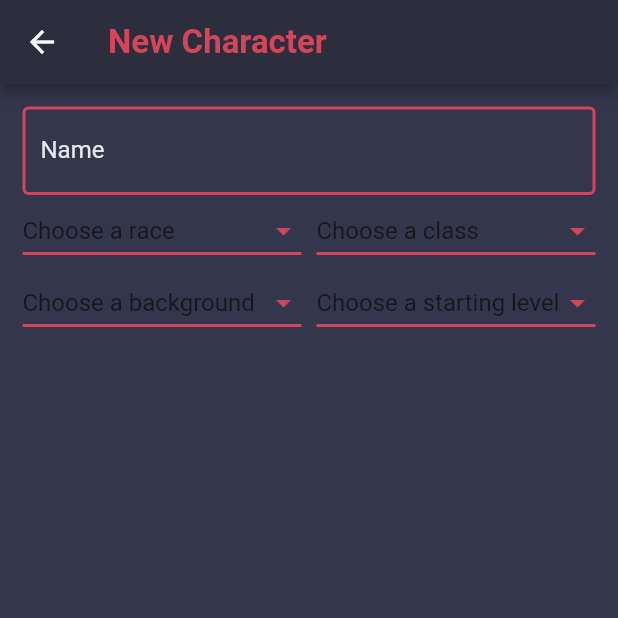
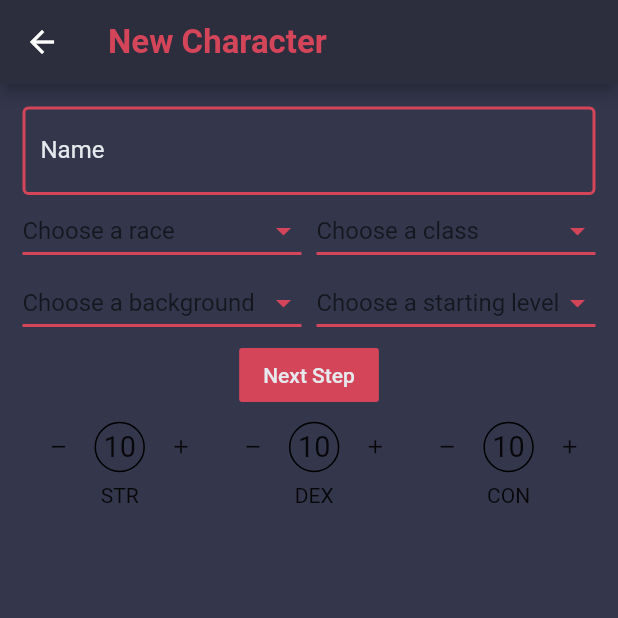
Before and after one commit to INTERNETL0RD/Dungeon-Seeker, a Flutter app: the AddCharacterScreen screen opened by its route, on a phone screen of 412 x 824 dp, the top half of it. Run offline on Flutter 3.47's test engine with Material 2 defaults, Android fonts, the phone set to English and light mode, and no system bars; our stand-ins replace firebase_auth; accounts and stored records are empty; network calls fail.

Commit message:
added more front to the add character page, still not finished

```diff
--- a/lib/screens/add_character_screen.dart
+++ b/lib/screens/add_character_screen.dart
@@ -1,4 +1,6 @@
 import 'package:flutter/material.dart';
+
+import '../widgets/stats_creation_container.dart';
 
 class AddCharacterScreen extends StatefulWidget {
   static const routeName = "/add-character";
@@ -81,7 +83,8 @@ class _AddCharacterScreenState extends State<AddCharacterScreen> {
             crossAxisAlignment: CrossAxisAlignment.start,
             children: <Widget>[
               TextFormField(
-                style: TextStyle(color: Theme.of(context).textTheme.body2.color),
+                style:
+                    TextStyle(color: Theme.of(context).textTheme.body2.color),
                 decoration: InputDecoration(
                     labelText: "Name",
                     labelStyle: TextStyle(
@@ -96,36 +99,59 @@ class _AddCharacterScreenState extends State<AddCharacterScreen> {
               Row(
                 children: <Widget>[
                   Expanded(
-                   child: _buildDropDown(races, "race",
-                        (newValue) => setState(() => raceValue = newValue), raceValue),
+                    child: _buildDropDown(
+                        races,
+                        "race",
+                        (newValue) => setState(() => raceValue = newValue),
+                        raceValue),
                   ),
                   SizedBox(
                     width: 10,
                   ),
                   Expanded(
-                    child: _buildDropDown(classes, "class",
-                        (newValue) => setState(() => classValue = newValue), classValue),
-
+                    child: _buildDropDown(
+                        classes,
+                        "class",
+                        (newValue) => setState(() => classValue = newValue),
+                        classValue),
                   ),
                 ],
               ),
               Row(
                 children: <Widget>[
                   Expanded(
-                   child: _buildDropDown(backgrounds, "background",
-                        (newValue) => setState(() => backgroundValue = newValue), backgroundValue),
+                    child: _buildDropDown(
+                        backgrounds,
+                        "background",
+                        (newValue) =>
+                            setState(() => backgroundValue = newValue),
+                        backgroundValue),
                   ),
                   SizedBox(
                     width: 10,
                   ),
                   Expanded(
-                    child: _buildDropDown(List.generate(20, (i) => "${i+1}"), "starting level",
-                        (newValue) => setState(() => levelValue = newValue), levelValue),
-
+                    child: _buildDropDown(
+                        List.generate(20, (i) => "${i + 1}"),
+                        "starting level",
+                        (newValue) => setState(() => levelValue = newValue),
+                        levelValue),
                   ),
                 ],
               ),
-
+              Container(
+                  width: double.infinity,
+                  alignment: Alignment.center,
+                  child: FlatButton(
+                    child: Text(
+                      "Next Step",
+                      style: TextStyle(
+                          color: Theme.of(context).textTheme.body2.color),
+                    ),
+                    onPressed: () {},
+                    color: Theme.of(context).accentColor,
+                  )),
+              StatsCreationContainer(),
             ],
           ),
         ),
--- /dev/null
+++ b/lib/widgets/stats_creation_container.dart
@@ -0,0 +1,45 @@
+import 'package:flutter/material.dart';
+
+class StatsCreationContainer extends StatelessWidget {
+
+  Widget _buildStatCalculator(String stat){
+   return Column(
+              children: <Widget>[
+                Row(
+                  children: <Widget>[
+                    IconButton(
+                      icon: Icon(
+                        Icons.remove,
+                        size: 15,
+                      ),
+                      onPressed: () {},
+                    ),
+                   Container(
+                     height: 34,
+                     padding: EdgeInsets.all(5),
+                     child: FittedBox(child: Text("10")),
+                     decoration: BoxDecoration(shape: BoxShape.circle, border: Border.all(width: 1)),
+                   ),
+                    IconButton(
+                      icon: Icon(Icons.add, size: 15),
+                      onPressed: () {},
+                    ),
+                  ],
+                ),
+                Text(stat)
+              ],
+            );
+  }
+  @override
+  Widget build(BuildContext context) {
+    return Container(
+        height: 200,
+        child: Row(
+          children: <Widget>[
+            _buildStatCalculator("STR"),
+            _buildStatCalculator("DEX"),
+            _buildStatCalculator("CON")
+          ],
+        ));
+  }
+}
```
